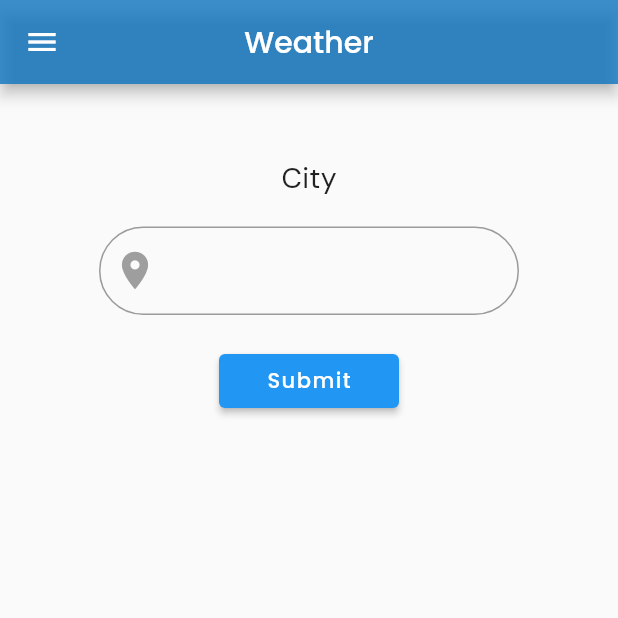
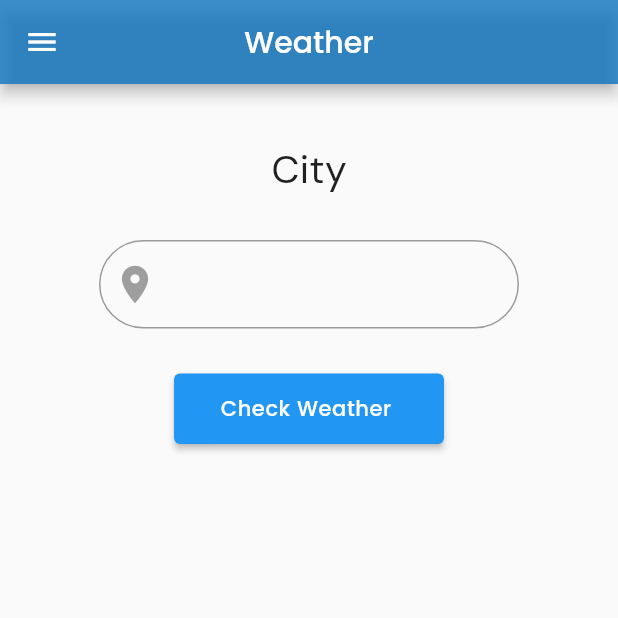
Before and after one commit to amalnandu/flutter_weather-_app, a Flutter app: the screen it shows after launch, on a phone screen of 412 x 824 dp, the top half of it. Run offline on Flutter 3.47's test engine with Material 2 defaults, Android fonts, the phone set to English and light mode, and no system bars; our stand-ins replace google_fonts, weather; missing offline and left inert: json_serializable.

Commit message:
with some bugs

```diff
--- a/lib/home.dart
+++ b/lib/home.dart
@@ -1,11 +1,24 @@
-import 'dart:ui';
+// import 'dart:ui';
 
 import 'package:flutter/cupertino.dart';
 import 'package:flutter/material.dart';
 import 'package:google_fonts/google_fonts.dart';
 
-class Home extends StatelessWidget {
-  const Home({Key? key}) : super(key: key);
+import 'weather.dart';
+
+class Home extends StatefulWidget {
+  Home({Key? key}) : super(key: key);
+
+  @override
+  State<Home> createState() => _HomeState();
+}
+
+String nandu = "";
+
+class _HomeState extends State<Home> {
+  TextEditingController textController = TextEditingController();
+  String displayText = "";
+  String place = "";
 
   @override
   Widget build(BuildContext context) {
@@ -18,21 +31,22 @@ class Home extends StatelessWidget {
         children: [
           Column(
             children: [
-              SizedBox(height: 50, width: 50),
+              SizedBox(height: 40, width: 50),
               Container(
                 child: Row(
                   mainAxisAlignment: MainAxisAlignment.center,
                   children: [
                     Text("City",
                         style: GoogleFonts.dmSans(
-                            fontSize: 19, letterSpacing: 0.2)),
+                            fontSize: 26, letterSpacing: 0.2)),
                   ],
                 ),
               ),
-              SizedBox(height: 20, width: 0),
+              SizedBox(height: 30, width: 0),
               SizedBox(
                 width: 280,
                 child: TextFormField(
+                  controller: textController,
                   decoration: InputDecoration(
                       prefixIcon: Icon(
                         Icons.location_on, size: 30,
@@ -44,16 +58,30 @@ class Home extends StatelessWidget {
                       )),
                 ),
               ),
-              SizedBox(height: 20, width: 15),
+              SizedBox(height: 30, width: 15),
               Container(
-                  width: 120,
-                  child: ElevatedButton(
+                width: 180,
+                height: 47,
+                child: ElevatedButton(
+                  child: Center(
                     child: Text(
-                      "Submit",
-                      style: GoogleFonts.poppins(letterSpacing: 1),
+                      "Check Weather ",
+                      style: GoogleFonts.poppins(letterSpacing: 0.4),
                     ),
-                    onPressed: () {},
-                  ))
+                  ),
+                  onPressed: () async {
+                    displayText = textController.text;
+                    final redu = await getWeatherInfo(cityName: displayText);
+                    print(displayText);
+                  },
+                ),
+              ),
+              SizedBox(
+                height: 35,
+              ),
+              Center(
+                child: Weatherui(),
+              )
             ],
           )
         ],
@@ -61,3 +89,24 @@ class Home extends StatelessWidget {
     );
   }
 }
+
+class Weatherui extends StatefulWidget {
+  Weatherui({Key? key}) : super(key: key);
+
+  @override
+  _WeatheruiState createState() => _WeatheruiState();
+}
+
+class _WeatheruiState extends State<Weatherui> {
+  @override
+  Widget build(BuildContext context) {
+    return Center(
+      child: Container(
+        child: Text(
+          "$nandu  ",
+          style: TextStyle(fontSize: 22),
+        ),
+      ),
+    );
+  }
+}
--- a/pubspec.yaml
+++ b/pubspec.yaml
@@ -29,12 +29,16 @@ environment:
 dependencies:
   flutter:
     sdk: flutter
-
+  build_runner:
 
   # The following adds the Cupertino Icons font to your application.
   # Use with the CupertinoIcons class for iOS style icons.
   cupertino_icons: ^1.0.2
   google_fonts: ^3.0.1
+  weather: ^2.0.1
+  http: ^0.13.5
+  json_annotation: ^4.6.0
+  json_serializable: ^6.3.1
 
 dev_dependencies:
   flutter_test:
```
Also changed, not shown: lib/main.dart (+5 -2 lines), lib/weather.dart (added, +15 -0 lines), lib/weatherdetails.dart (added, +194 -0 lines), lib/weatherdetails.g.dart (added), pubspec.lock.
